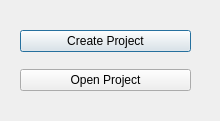
Qt form introduction-dialog-window.ui (wszechmogacy/photometric-curves) before a commit.
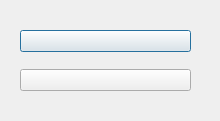
The same form after that commit.

Commit message: localization in introduction-window

The edit to the form file:
```diff
--- a/introduction-dialog-window.ui
+++ b/introduction-dialog-window.ui
@@ -13,7 +13,7 @@
   <property name="windowTitle">
    <string>Dialog</string>
   </property>
-  <widget class="QWidget" name="">
+  <widget class="QWidget" name="layoutWidget">
    <property name="geometry">
     <rect>
      <x>20</x>
@@ -26,7 +26,7 @@
     <item>
      <widget class="QPushButton" name="createProjectButton">
       <property name="text">
-       <string>Create Project</string>
+       <string/>
       </property>
      </widget>
     </item>
@@ -46,7 +46,7 @@
     <item>
      <widget class="QPushButton" name="openProjectButton">
       <property name="text">
-       <string>Open Project</string>
+       <string/>
       </property>
      </widget>
     </item>
```
The commit also changes 1 other file.
